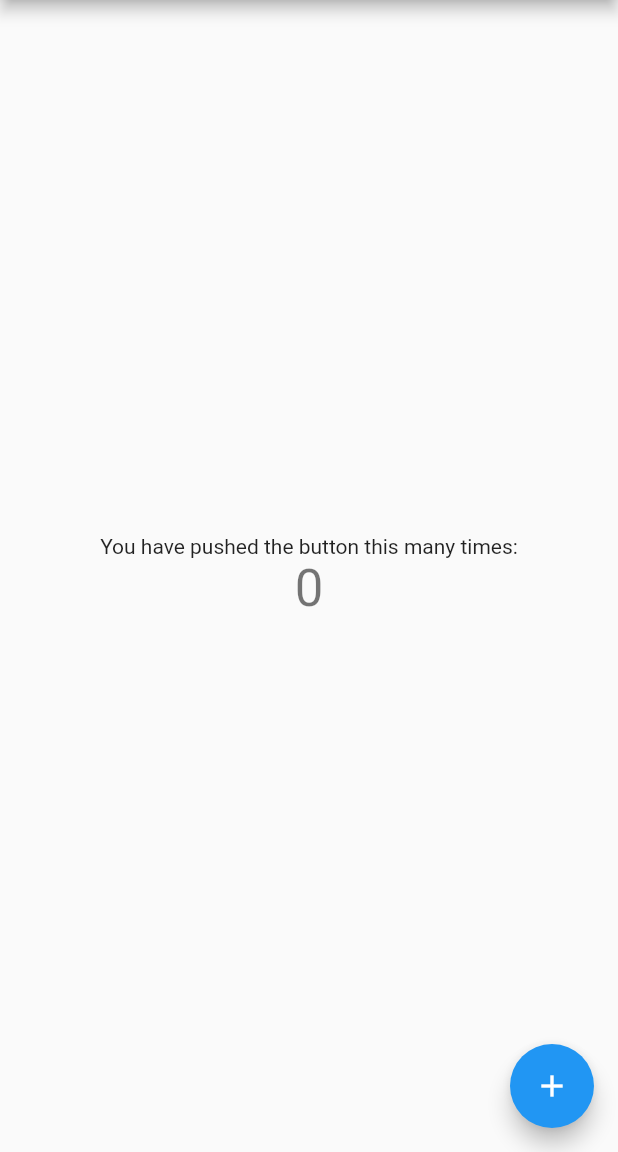
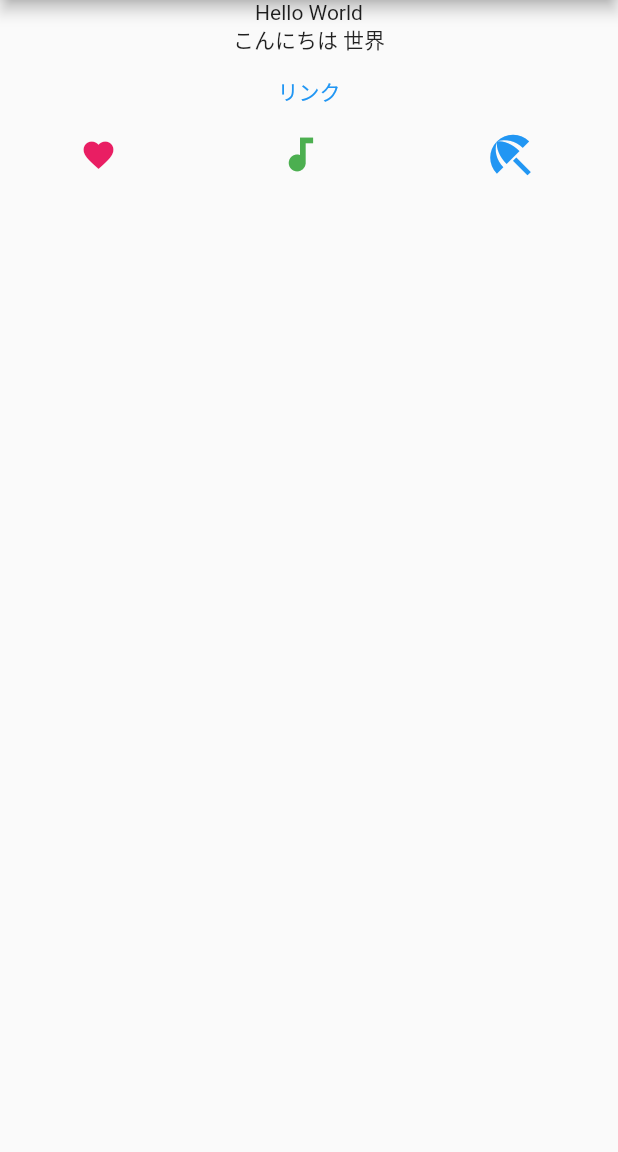
Before and after one commit to nagisano33/sample_app, a Flutter app: the screen it shows after launch, on a phone screen of 412 x 824 dp, the part 84-1236 px from its top. Run offline on Flutter 3.47's test engine with Material 2 defaults, Android fonts, the phone set to English and light mode, and no system bars.

Commit message:
Update Chapter 2

```diff
--- a/lib/main.dart
+++ b/lib/main.dart
@@ -75,41 +75,30 @@ class _MyHomePageState extends State<MyHomePage> {
         // the App.build method, and use it to set our appbar title.
         title: Text(widget.title),
       ),
-      body: Center(
-        // Center is a layout widget. It takes a single child and positions it
-        // in the middle of the parent.
-        child: Column(
-          // Column is also a layout widget. It takes a list of children and
-          // arranges them vertically. By default, it sizes itself to fit its
-          // children horizontally, and tries to be as tall as its parent.
-          //
-          // Invoke "debug painting" (press "p" in the console, choose the
-          // "Toggle Debug Paint" action from the Flutter Inspector in Android
-          // Studio, or the "Toggle Debug Paint" command in Visual Studio Code)
-          // to see the wireframe for each widget.
-          //
-          // Column has various properties to control how it sizes itself and
-          // how it positions its children. Here we use mainAxisAlignment to
-          // center the children vertically; the main axis here is the vertical
-          // axis because Columns are vertical (the cross axis would be
-          // horizontal).
-          mainAxisAlignment: MainAxisAlignment.center,
-          children: <Widget>[
-            const Text(
-              'You have pushed the button this many times:',
-            ),
-            Text(
-              '$_counter',
-              style: Theme.of(context).textTheme.headlineMedium,
-            ),
-          ],
-        ),
-      ),
-      floatingActionButton: FloatingActionButton(
-        onPressed: _incrementCounter,
-        tooltip: 'Increment',
-        child: const Icon(Icons.add),
-      ), // This trailing comma makes auto-formatting nicer for build methods.
+      body: Column(children: [
+        const Text("Hello World"),
+        const Text("こんにちは 世界"),
+        TextButton(onPressed: ()=>{print("ボタンが押されたよ")}, child: const Text("リンク")),
+        Row(
+             mainAxisAlignment: MainAxisAlignment.spaceAround,
+             children: const [
+               Icon(
+                 Icons.favorite,
+                 color: Colors.pink,
+                 size: 24.0,
+               ),
+               Icon(
+                 Icons.audiotrack,
+                 color: Colors.green,
+                 size: 30.0,
+               ),
+               Icon(
+                 Icons.beach_access,
+                 color: Colors.blue,
+                 size: 36.0,
+               ),
+             ]),
+      ],),
     );
   }
 }
```
